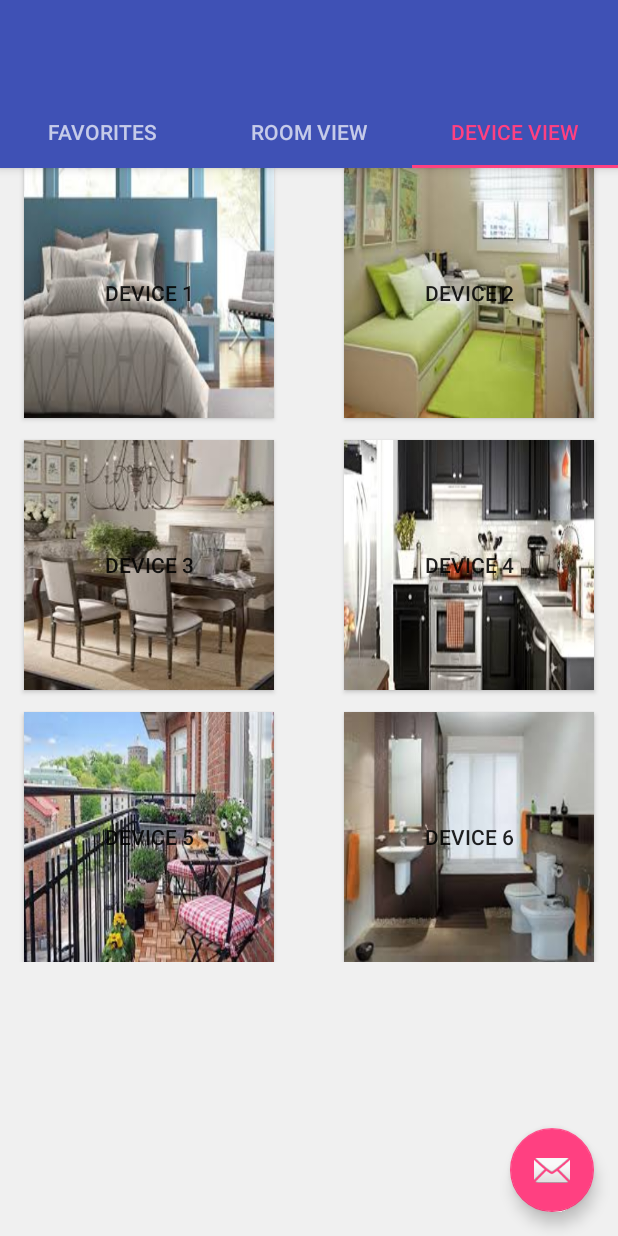
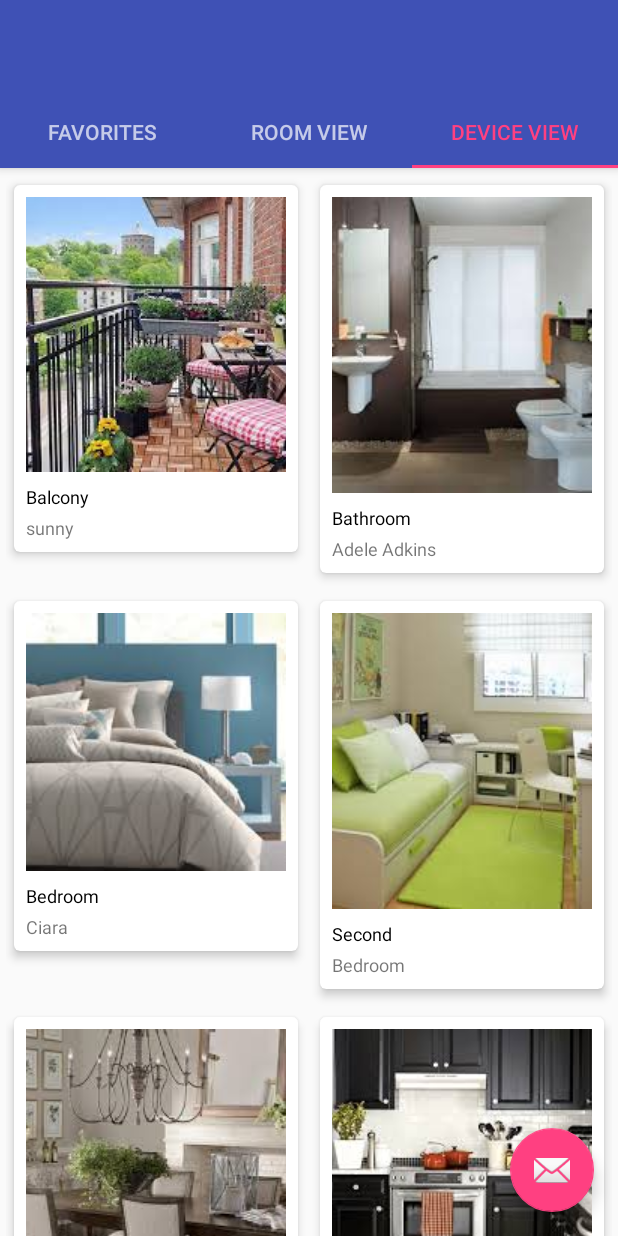
Before and after one commit to susanhita/Switch, an Android app: the screen it shows after launch (MainActivity), tab 3 chosen, on a phone screen of 412 x 824 dp. Run offline under Robolectric (Android 15) with nearby library versions, the light colour scheme and no system bars; 3 statements that could not run were skipped.

Commit message:
cardview in device fragment

```diff
--- a/app/build.gradle
+++ b/app/build.gradle
@@ -29,5 +29,7 @@ dependencies {
     testCompile 'junit:junit:4.12'
     compile 'com.google.android.gms:play-services-appindexing:8.4.0'
     compile group:'com.squareup.picasso', name:'picasso', version:'2.5.0'
+    compile 'com.android.support:cardview-v7:25.0.+'
+
 
 }
--- /dev/null
+++ b/app/src/main/res/layout/case_device_fragment.xml
@@ -0,0 +1,13 @@
+<?xml version="1.0" encoding="utf-8"?>
+<GridView xmlns:android="http://schemas.android.com/apk/res/android"
+    android:id="@+id/gridview"
+    android:layout_width="match_parent"
+    android:layout_height="match_parent"
+    android:gravity="center"
+    android:horizontalSpacing="4dp"
+    android:padding="4dp"
+    android:scrollbars="none"
+    android:numColumns="auto_fit"
+
+    android:stretchMode="columnWidth"
+    android:verticalSpacing="4dp" />
--- /dev/null
+++ b/app/src/main/res/layout/room_item_list.xml
@@ -0,0 +1,49 @@
+<?xml version="1.0" encoding="utf-8"?>
+<android.support.v7.widget.CardView xmlns:android="http://schemas.android.com/apk/res/android"
+    xmlns:card_view="http://schemas.android.com/apk/res-auto"
+    android:id="@+id/card_view"
+    android:layout_width="wrap_content"
+    android:layout_height="wrap_content"
+    card_view:cardUseCompatPadding="true"
+    card_view:cardCornerRadius="4dp"
+    card_view:cardElevation="4dp">
+
+    <RelativeLayout
+        android:layout_width="wrap_content"
+        android:layout_height="wrap_content"
+        android:padding="8dp">
+
+        <ImageView
+            android:id="@+id/screen_shot"
+            android:layout_width="wrap_content"
+            android:layout_height="wrap_content"
+            android:contentDescription="hello_world"
+            android:layout_alignParentTop="true"
+            android:scaleType="centerCrop"
+            android:src="@drawable/balcony"
+            android:layout_centerHorizontal="true"/>
+
+        <TextView
+            android:id="@+id/music_name"
+            android:layout_width="wrap_content"
+            android:layout_height="wrap_content"
+            android:layout_below="@+id/screen_shot"
+            android:layout_alignLeft="@+id/screen_shot"
+            android:text="hello_world"
+            android:inputType="text"
+            android:textColor="#000"
+            android:layout_marginTop="8dp"
+            android:textSize="12sp"/>
+
+        <TextView
+            android:id="@+id/music_author"
+            android:layout_width="wrap_content"
+            android:layout_height="wrap_content"
+            android:layout_below="@+id/music_name"
+            android:layout_alignLeft="@+id/music_name"
+            android:text="hello_world"
+            android:textSize="12sp"
+            android:layout_marginTop="4dp"/>
+
+    </RelativeLayout>
+</android.support.v7.widget.CardView>
```
Also changed, not shown: app/src/main/java/com/habijabi/root/aswitch/DeviceButtonAdapter.java (+47 -48 lines), app/src/main/java/com/habijabi/root/aswitch/ItemObject.java (added, +30 -0 lines), app/src/main/java/com/habijabi/root/aswitch/MainActivity.java (+24 -23 lines).
